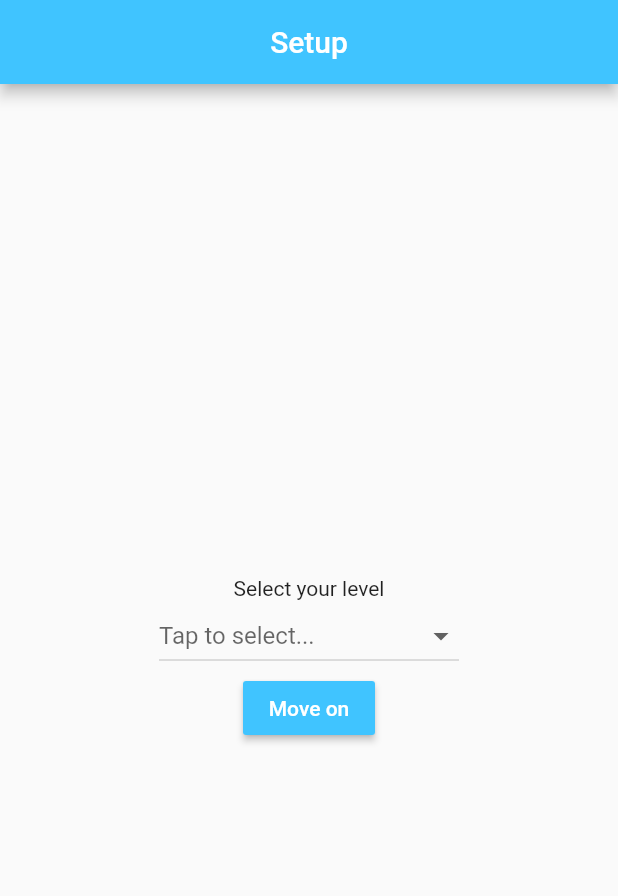
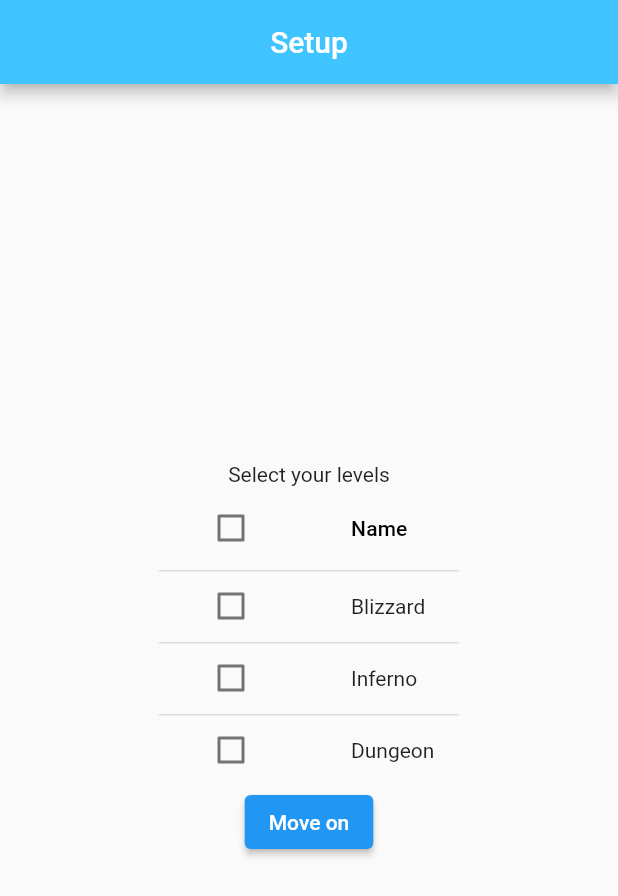
Before and after one commit to DeVerse-World/host-app, a Flutter app: the screen it shows after launch, on a phone screen of 412 x 824 dp. Shown: the top 896 px of the screen. Run offline on Flutter 3.47's test engine with Material 2 defaults, Android fonts, the phone set to English and light mode, and no system bars; our stand-ins replace fluttertoast, get_it; missing offline and left inert: window_size.

Commit message:
no message

```diff
--- /dev/null
+++ b/lib/data/models/verse_config.dart
@@ -0,0 +1,12 @@
+import 'package:deverse_host_app/data/models/DLevel.dart';
+
+class VerseConfig {
+  int id;
+  DLevel level;
+  String name;
+  int maxPlayerCount;
+  int port;
+  int beaconPort;
+
+  VerseConfig(this.id, this.level, this.name, this.maxPlayerCount, this.port, this.beaconPort);
+}
--- a/lib/main.dart
+++ b/lib/main.dart
@@ -6,6 +6,7 @@ import 'package:deverse_host_app/ui/session_manager/session_manager_model.dart';
 import 'package:deverse_host_app/ui/session_manager/session_manager_screen.dart';
 import 'package:deverse_host_app/ui/settings/settings_model.dart';
 import 'package:deverse_host_app/ui/settings/settings_screen.dart';
+import 'package:deverse_host_app/utils/app_theme.dart';
 import 'package:deverse_host_app/utils/injection_container.dart';
 import 'package:flutter/material.dart';
 import 'package:provider/provider.dart';
@@ -25,22 +26,6 @@ void main() async {
 class MyApp extends StatelessWidget {
   const MyApp({Key? key}) : super(key: key);
 
-  ThemeData _getAppTheme() {
-    return ThemeData(
-        primaryColor: Colors.lightBlueAccent,
-        primaryIconTheme: const IconThemeData(
-          color: Colors.lightBlueAccent,
-        ),
-        iconTheme: const IconThemeData(
-          color: Colors.lightBlueAccent,
-        ),
-        appBarTheme: const AppBarTheme(backgroundColor: Colors.lightBlueAccent),
-        drawerTheme: const DrawerThemeData(),
-        buttonTheme: const ButtonThemeData(
-            buttonColor: Colors.lightBlueAccent,
-        ));
-  }
-
   // This widget is the root of your application.
   @override
   Widget build(BuildContext context) {
@@ -52,7 +37,7 @@ class MyApp extends StatelessWidget {
         ],
         child: MaterialApp(
           debugShowCheckedModeBanner: false,
-          theme: _getAppTheme(),
+          theme: AppTheme.getTheme(),
           routes: {SessionManagerScreen.route: (context) => const SessionManagerScreen(levels: []), SettingsScreen.route: (context) => const SettingsScreen()},
           home: const HomeScreen(),
         ));
--- a/lib/ui/home/home_model.dart
+++ b/lib/ui/home/home_model.dart
@@ -3,18 +3,42 @@ import 'package:flutter/material.dart';
 
 class HomeModel extends ChangeNotifier {
   List<DLevel> verseLevels = [];
-  DLevel? selectedLevel;
+  List<DLevel> selectedLevels = [];
   void initData() {
     verseLevels = [
-      DLevel(1, "Map 1"),
-      DLevel(2, "Map 2"),
-      DLevel(3, "Map 31"),
+      DLevel(1, "Blizzard"),
+      DLevel(2, "Inferno"),
+      DLevel(3, "Dungeon"),
     ];
+  }
+
+  bool get isAllSelected {
+    return verseLevels.length == selectedLevels.length;
+  }
+
+  bool isLevelSelected(DLevel level) {
+    return selectedLevels.contains(level);
+  }
+
+  void onToggleSelection(DLevel newLevel, bool isSelected) {
+    if (isSelected) {
+      selectedLevels.add(newLevel);
+    } else {
+      selectedLevels.remove(newLevel);
+    }
     notifyListeners();
   }
 
-  void selectLevel(DLevel newLevel) {
-    selectedLevel = newLevel;
+  void onToggleAllLevel(bool isSelected) {
+    selectedLevels = [];
+    if (isSelected) {
+      for (var element in verseLevels) {
+        selectedLevels.add(element);
+      }
+    }
     notifyListeners();
   }
+  // void selectLevel(DLevel newLevel) {
+  //   notifyListeners();
+  // }
 }
--- a/lib/ui/home/home_screen.dart
+++ b/lib/ui/home/home_screen.dart
@@ -1,7 +1,7 @@
-import 'package:deverse_host_app/data/models/DLevel.dart';
 import 'package:deverse_host_app/ui/home/home_model.dart';
 import 'package:deverse_host_app/ui/session_manager/session_manager_screen.dart';
 import 'package:flutter/material.dart';
+import 'package:fluttertoast/fluttertoast.dart';
 import 'package:provider/provider.dart';
 
 class HomeScreen extends StatefulWidget {
@@ -19,7 +19,32 @@ class _HomeScreenState extends State<HomeScreen> {
   @override
   void initState() {
     super.initState();
-    _model.initData();
+    Provider.of<HomeModel>(context, listen: false).initData();
+  }
+
+  Widget _buildLevelTable(HomeModel model) {
+    return DataTable(
+        columns: [
+          DataColumn(label:
+          Checkbox(value: model.isAllSelected, onChanged: (isChecked) {
+            model.onToggleAllLevel(isChecked ?? false);
+          })),
+          const DataColumn(label: const Text("Name")),
+        ],
+        rows: model.verseLevels.map((level) {
+          return DataRow(cells: [
+            DataCell(Checkbox(
+              value: model.isLevelSelected(level),
+              onChanged: (isChecked) {
+                model.onToggleSelection(level, isChecked ?? false);
+              },
+            )),
+            DataCell(Text(level.name))
+          ]);
+        }).toList()
+        // DataCell(Text("1")),
+        // DataCell(Text("Awesome world")),
+        );
   }
 
   @override
@@ -33,30 +58,22 @@ class _HomeScreenState extends State<HomeScreen> {
           child: Column(
             mainAxisAlignment: MainAxisAlignment.center,
             children: [
-              const Text("Select your level"),
+              const Text("Select your levels"),
               SizedBox(
                 width: 200,
                 child: Consumer<HomeModel>(
                   builder: (context, model, child) {
-                    return DropdownButton<DLevel>(
-                        isExpanded: true,
-                        hint: const Text("Tap to select..."),
-                        value: _model.selectedLevel,
-                        items: model.verseLevels.map((level) => DropdownMenuItem(value: level, child: Text(level.name))).toList(),
-                        onChanged: (newValue) {
-                          if (newValue != null) {
-                            _model.selectLevel(newValue);
-                          }
-                        });
+                    return _buildLevelTable(model);
                   },
                 ),
               ),
-              MaterialButton(
+              ElevatedButton(
                 onPressed: () {
-                  Navigator.of(context).push(MaterialPageRoute(builder: (context) => SessionManagerScreen(levels: _model.verseLevels)));
+                  if (_model.selectedLevels.isEmpty) {
+                    return;
+                  }
+                  Navigator.of(context).push(MaterialPageRoute(builder: (context) => SessionManagerScreen(levels: _model.selectedLevels)));
                 },
-                color: Theme.of(context).primaryColor,
-                textColor: Colors.white,
                 child: const Text("Move on"),
               )
             ],
--- /dev/null
+++ b/lib/utils/app_theme.dart
@@ -0,0 +1,33 @@
+import 'package:flutter/material.dart';
+
+class AppTheme {
+  static ThemeData getTheme() {
+    return ThemeData(
+      primaryColor: Colors.lightBlueAccent,
+      primaryIconTheme: const IconThemeData(
+        color: Colors.lightBlueAccent,
+      ),
+      iconTheme: const IconThemeData(
+        color: Colors.lightBlueAccent,
+      ),
+      appBarTheme: const AppBarTheme(backgroundColor: Colors.lightBlueAccent),
+      drawerTheme: const DrawerThemeData(),
+      // textButtonTheme: TextButtonThemeData(
+      //     style: ButtonStyle(
+      //         backgroundColor: MaterialStateProperty.resolveWith(_resolveColor),
+      //         textStyle: MaterialStateProperty.resolveWith(_resolveStyle))),
+    );
+  }
+
+  static Color _resolveColor(Set<MaterialState> states) {
+    return Colors.lightBlueAccent;
+  }
+
+  static TextStyle _resolveStyle(Set<MaterialState> states) {
+    var style = const TextStyle(
+        color : Colors.white,
+
+    );
+    return style;
+  }
+}
--- a/pubspec.yaml
+++ b/pubspec.yaml
@@ -31,6 +31,7 @@ dependencies:
     sdk: flutter
   provider: ^6.0.2
   get_it: ^7.2.0
+  fluttertoast: ^8.0.9
   window_size:
     git:
       url: https://github.com/google/flutter-desktop-embedding.git
```
Also changed, not shown: lib/ui/session_manager/session_manager_model.dart (+14 -1 lines), lib/ui/session_manager/session_manager_screen.dart (+104 -14 lines), lib/ui/widgets/input_text.dart (added, +43 -0 lines), pubspec.lock.
